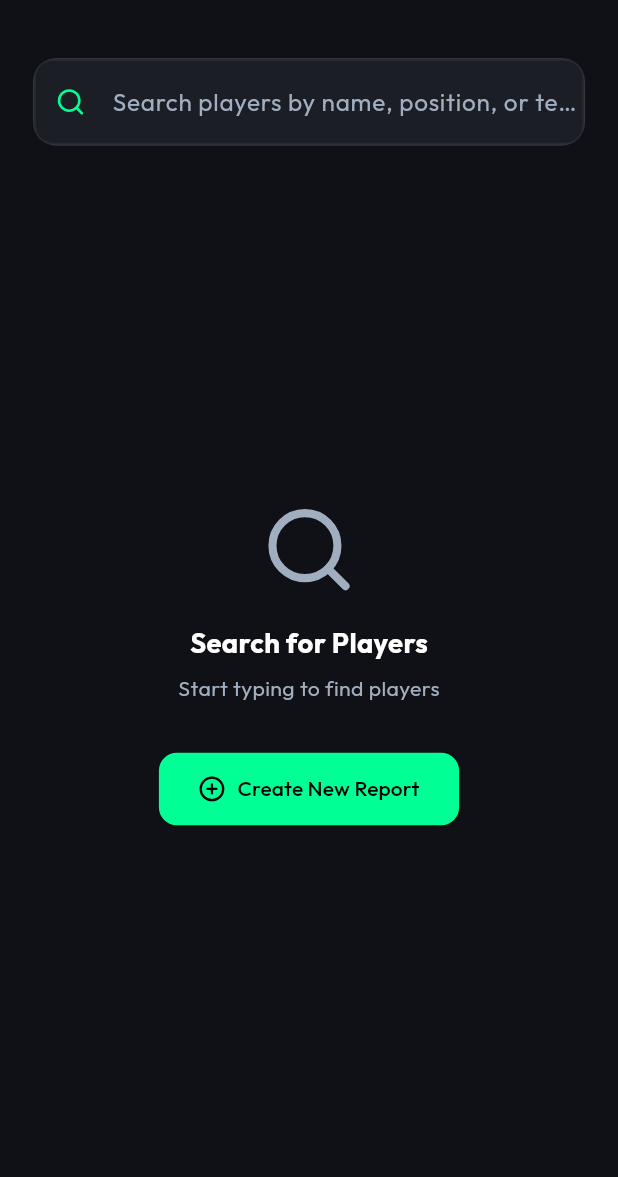
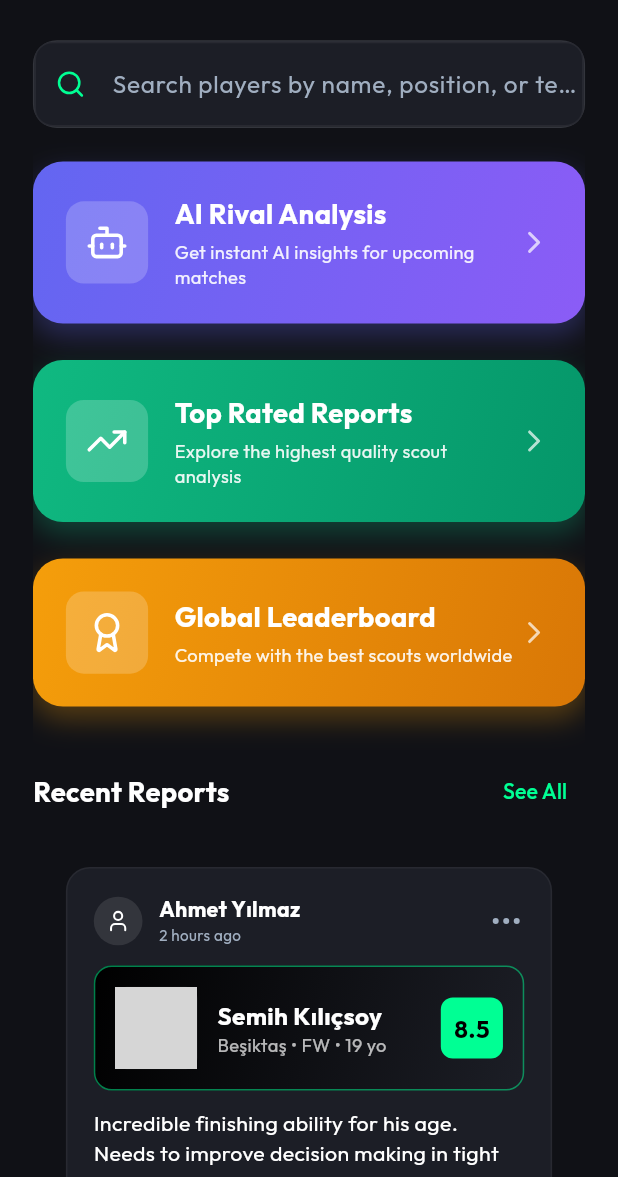
Before and after one commit to FutVeri/FutVeriAPP, a Flutter app: the HomePage screen opened directly, on a phone screen of 412 x 824 dp, the part 59-1236 px from its top. Run offline on Flutter 3.47's test engine with Material 3 defaults, Android fonts, the phone set to English and light mode, and no system bars; our stand-ins replace fl_chart, flutter_riverpod, flutter_screenutil, freezed_annotation, gap, go_router and 3 more; missing offline and left inert: window_manager; network calls fail; grey boxes are pictures that could not be loaded.

Commit message:
Extract home page dashboard components into dedicated widgets and introduce a new dashboard view.

```diff
--- a/futveri/lib/core/router/app_router.dart
+++ b/futveri/lib/core/router/app_router.dart
@@ -8,13 +8,15 @@ import 'package:futveri/features/auth/presentation/pages/login_page.dart';
 import 'package:futveri/features/scout/presentation/pages/scout_dashboard_page.dart';
 import 'package:futveri/features/simulation/presentation/pages/simulation_page.dart';
 import 'package:futveri/features/profile/presentation/pages/profile_page.dart';
-import 'package:futveri/features/profile/presentation/pages/personal_info_page.dart';
-import 'package:futveri/features/profile/presentation/pages/notifications_page.dart';
-import 'package:futveri/features/profile/presentation/pages/security_page.dart';
-import 'package:futveri/features/profile/presentation/pages/premium_page.dart';
-import 'package:futveri/features/profile/presentation/pages/terms_page.dart';
-import 'package:futveri/features/profile/presentation/pages/feature_access_page.dart';
-import 'package:futveri/core/widgets/scaffold_with_navbar.dart';
+import '../../features/profile/presentation/pages/personal_info_page.dart';
+import '../../features/profile/presentation/pages/notifications_page.dart';
+import '../../features/profile/presentation/pages/security_page.dart';
+import '../../features/profile/presentation/pages/premium_page.dart';
+import '../../features/profile/presentation/pages/terms_page.dart';
+import '../../features/profile/presentation/pages/feature_access_page.dart';
+import '../../features/home/presentation/pages/home_page.dart';
+import '../../features/home/presentation/widgets/home_modules.dart';
+import '../widgets/scaffold_with_navbar.dart';
 
 final _rootNavigatorKey = GlobalKey<NavigatorState>();
 final _shellNavigatorHomeKey = GlobalKey<NavigatorState>(debugLabel: 'shellHome');
@@ -37,7 +39,7 @@ final router = GoRouter(
           routes: [
             GoRoute(
               path: '/',
-              builder: (context, state) => const SocialFeedPage(),
+              builder: (context, state) => const HomePage(),
             ),
           ],
         ),
@@ -112,7 +114,7 @@ final router = GoRouter(
     GoRoute(
       path: '/profile/features',
       parentNavigatorKey: _rootNavigatorKey,
-      builder: (context, state) => const FeatureAccessPage(),
+      builder: (context, state) => FeatureAccessPage(),
     ),
     GoRoute(
       path: '/report-detail/:id',
@@ -130,5 +132,20 @@ final router = GoRouter(
         return PostDetailPage(postId: id);
       },
     ),
+    GoRoute(
+      path: '/ai-analysis',
+      parentNavigatorKey: _rootNavigatorKey,
+      builder: (context, state) => const AiAnalysisPage(),
+    ),
+    GoRoute(
+      path: '/popular-feed',
+      parentNavigatorKey: _rootNavigatorKey,
+      builder: (context, state) => const PopularFeedPage(),
+    ),
+    GoRoute(
+      path: '/leaderboard',
+      parentNavigatorKey: _rootNavigatorKey,
+      builder: (context, state) => const LeaderboardPage(),
+    ),
   ],
 );
--- a/futveri/lib/features/home/presentation/pages/home_page.dart
+++ b/futveri/lib/features/home/presentation/pages/home_page.dart
@@ -5,9 +5,11 @@ import 'package:flutter_screenutil/flutter_screenutil.dart';
 import 'package:gap/gap.dart';
 import 'package:lucide_icons/lucide_icons.dart';
 import 'package:futveri/core/theme/app_theme.dart';
-import 'package:futveri/features/home/presentation/viewmodels/home_viewmodel.dart';
-import 'package:futveri/features/home/presentation/widgets/search_bar_widget.dart';
-import 'package:futveri/features/home/presentation/widgets/player_search_card.dart';
+import '../viewmodels/home_viewmodel.dart';
+import '../widgets/search_bar_widget.dart';
+import '../widgets/player_search_card.dart';
+import '../widgets/home_modules.dart';
+import 'package:futveri/features/social/presentation/widgets/feed_post_widget.dart';
 
 class HomePage extends ConsumerWidget {
   const HomePage({super.key});
@@ -27,64 +29,235 @@ class HomePage extends ConsumerWidget {
           ),
         ],
       ),
-      body: Padding(
-        padding: EdgeInsets.all(20.w),
-        child: Column(
+      body: Column(
         crossAxisAlignment: CrossAxisAlignment.start,
         children: [
           // Search Bar
-            SearchBarWidget(
+          Padding(
+            padding: EdgeInsets.symmetric(horizontal: 20.w, vertical: 10.h),
+            child: SearchBarWidget(
               hintText: 'Search players by name, position, or team...',
               onChanged: viewModel.updateSearchQuery,
               onClear: viewModel.clearSearch,
             ),
-            Gap(24.h),
+          ),
 
-            // Results or Empty State
-            if (state.searchQuery.isEmpty)
-              _buildEmptyState(context)
-            else if (state.isSearching)
-              const Expanded(
-                child: Center(child: CircularProgressIndicator()),
-              )
-            else if (state.searchResults.isEmpty)
-              _buildNoResults()
-            else
+          // Results or Dashboard
           Expanded(
-                child: ListView.builder(
+            child: Padding(
+              padding: EdgeInsets.symmetric(horizontal: 20.w),
+              child: _buildBody(context, state),
+            ),
+          ),
+        ],
+      ),
+    );
+  }
+
+  Widget _buildBody(BuildContext context, HomeState state) {
+    if (state.searchQuery.isEmpty) {
+      return _buildDashboardContent(context);
+    } else if (state.isSearching) {
+      return const Center(child: CircularProgressIndicator());
+    } else if (state.searchResults.isEmpty) {
+      return _buildNoResults();
+    } else {
+      return ListView.builder(
         itemCount: state.searchResults.length,
         itemBuilder: (context, index) {
           final player = state.searchResults[index];
           return PlayerSearchCard(
             player: player,
             onTap: () {
-                        // Navigate to create report with player pre-filled
               context.push('/create-report');
             },
           );
         },
+      );
+    }
+  }
+
+  Widget _buildDashboardContent(BuildContext context) {
+    return SingleChildScrollView(
+      child: Column(
+        crossAxisAlignment: CrossAxisAlignment.start,
+        children: [
+          Gap(12.h),
+          _buildNavigationCard(
+            context: context,
+            title: 'AI Rival Analysis',
+            subtitle: 'Get instant AI insights for upcoming matches',
+            icon: LucideIcons.bot,
+            gradient: const [Color(0xFF6366F1), Color(0xFF8B5CF6)],
+            onTap: () => context.push('/ai-analysis'),
+          ),
+          Gap(24.h),
+          _buildNavigationCard(
+            context: context,
+            title: 'Top Rated Reports',
+            subtitle: 'Explore the highest quality scout analysis',
+            icon: LucideIcons.trendingUp,
+            gradient: const [Color(0xFF10B981), Color(0xFF059669)],
+            onTap: () => context.push('/popular-feed'),
+          ),
+          Gap(24.h),
+          _buildNavigationCard(
+            context: context,
+            title: 'Global Leaderboard',
+            subtitle: 'Compete with the best scouts worldwide',
+            icon: LucideIcons.award,
+            gradient: const [Color(0xFFF59E0B), Color(0xFFD97706)],
+            onTap: () => context.push('/leaderboard'),
+          ),
+          Gap(32.h),
+
+          // Social Feed Section Header
+          Row(
+            mainAxisAlignment: MainAxisAlignment.spaceBetween,
+            children: [
+              Text(
+                'Recent Reports',
+                style: TextStyle(
+                  fontSize: 18.sp,
+                  fontWeight: FontWeight.bold,
+                  color: Colors.white,
                 ),
               ),
+              TextButton(
+                onPressed: () {},
+                child: Text(
+                  'See All',
+                  style: TextStyle(
+                    color: AppTheme.primaryGreen,
+                    fontSize: 14.sp,
+                  ),
+                ),
+              ),
+            ],
+          ),
+          Gap(16.h),
+
+          // Social Feed Posts
+          const FeedPostWidget(
+            scoutName: 'Ahmet Yılmaz',
+            playerName: 'Semih Kılıçsoy',
+            playerInfo: 'Beşiktaş • FW • 19 yo',
+            rating: 8.5,
+            comment: 'Incredible finishing ability for his age. Needs to improve decision making in tight spaces.',
+            likes: 124,
+          ),
+          const FeedPostWidget(
+            scoutName: 'Global Scout',
+            playerName: 'Can Uzun',
+            playerInfo: 'FC Nürnberg • CAM • 18 yo',
+            rating: 9.0,
+            comment: 'Top class vision. A true number 10 potential.',
+            likes: 350,
+          ),
+          const FeedPostWidget(
+            scoutName: 'FutVeri Analytics',
+            playerName: 'Enis Destan',
+            playerInfo: 'Trabzonspor • ST • 21 yo',
+            rating: 7.8,
+            comment: 'Strong aerial ability. Holding play is developing well.',
+            likes: 89,
+          ),
+
+          Gap(32.h),
+          _buildCreateReportBanner(context),
+          Gap(40.h),
+        ],
+      ),
+    );
+  }
+
+  Widget _buildNavigationCard({
+    required BuildContext context,
+    required String title,
+    required String subtitle,
+    required IconData icon,
+    required List<Color> gradient,
+    required VoidCallback onTap,
+  }) {
+    return GestureDetector(
+      onTap: onTap,
+      child: Container(
+        width: double.infinity,
+        padding: EdgeInsets.all(20.w),
+        decoration: BoxDecoration(
+          borderRadius: BorderRadius.circular(20),
+          gradient: LinearGradient(
+            colors: gradient,
+            begin: Alignment.topLeft,
+            end: Alignment.bottomRight,
+          ),
+          boxShadow: [
+            BoxShadow(
+              color: gradient[0].withOpacity(0.3),
+              blurRadius: 15,
+              offset: const Offset(0, 8),
+            ),
+          ],
+        ),
+        child: Row(
+          children: [
+            Container(
+              padding: EdgeInsets.all(12.w),
+              decoration: BoxDecoration(
+                color: Colors.white.withOpacity(0.2),
+                borderRadius: BorderRadius.circular(12),
+              ),
+              child: Icon(icon, color: Colors.white, size: 28.sp),
+            ),
+            Gap(16.w),
+            Expanded(
+              child: Column(
+                crossAxisAlignment: CrossAxisAlignment.start,
+                children: [
+                  Text(
+                    title,
+                    style: TextStyle(
+                      fontSize: 18.sp,
+                      fontWeight: FontWeight.bold,
+                      color: Colors.white,
+                    ),
+                  ),
+                  Gap(4.h),
+                  Text(
+                    subtitle,
+                    style: TextStyle(
+                      fontSize: 12.sp,
+                      color: Colors.white.withOpacity(0.9),
+                    ),
+                  ),
+                ],
+              ),
+            ),
+            Icon(LucideIcons.chevronRight, color: Colors.white.withOpacity(0.7)),
           ],
         ),
       ),
     );
   }
 
-  Widget _buildEmptyState(BuildContext context) {
-    return Expanded(
-      child: Center(
+  Widget _buildCreateReportBanner(BuildContext context) {
+    return Container(
+      padding: EdgeInsets.all(24.w),
+      decoration: BoxDecoration(
+        color: AppTheme.surfaceDark,
+        borderRadius: BorderRadius.circular(20),
+        border: Border.all(color: Colors.white.withOpacity(0.05)),
+      ),
       child: Column(
-          mainAxisAlignment: MainAxisAlignment.center,
         children: [
           Icon(
-              LucideIcons.search,
-              size: 64.sp,
-              color: AppTheme.textGrey,
+            LucideIcons.plusCircle,
+            size: 48.sp,
+            color: AppTheme.primaryGreen,
           ),
           Gap(16.h),
           Text(
-              'Search for Players',
+            'Ready to Scout?',
             style: TextStyle(
               fontSize: 18.sp,
               fontWeight: FontWeight.bold,
@@ -93,28 +266,27 @@ class HomePage extends ConsumerWidget {
           ),
           Gap(8.h),
           Text(
-              'Start typing to find players',
+            'Create a new report for a player you\'ve watched recently.',
+            textAlign: TextAlign.center,
             style: TextStyle(
               fontSize: 14.sp,
               color: AppTheme.textGrey,
             ),
           ),
-            Gap(32.h),
-            ElevatedButton.icon(
+          Gap(24.h),
+          ElevatedButton(
             onPressed: () => context.push('/create-report'),
-              icon: const Icon(LucideIcons.plusCircle),
-              label: const Text('Create New Report'),
             style: ElevatedButton.styleFrom(
               backgroundColor: AppTheme.primaryGreen,
               foregroundColor: Colors.black,
-                padding: EdgeInsets.symmetric(horizontal: 24.w, vertical: 14.h),
+              minimumSize: Size(double.infinity, 50.h),
               shape: RoundedRectangleBorder(
                 borderRadius: BorderRadius.circular(12),
               ),
             ),
+            child: const Text('Create New Report'),
           ),
         ],
-        ),
       ),
     );
   }
```
Also changed, not shown: futveri/lib/features/home/presentation/widgets/home_modules.dart (added, +425 -0 lines). Lines whose indentation alone changed are shown as unchanged.
